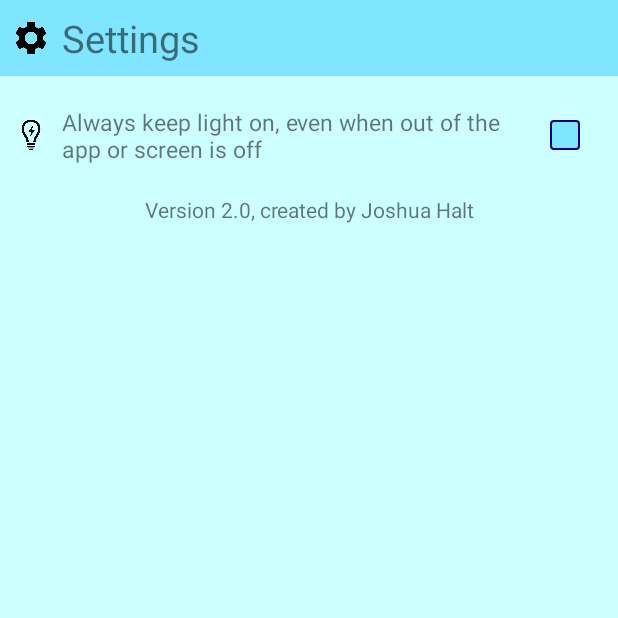
After one commit to JoshuaHalt/LightMyWay, an Android app: the SettingsActivity screen opened directly, with no data from a screen before it, on a phone screen of 412 x 824 dp, the top half of it. The commit adds this screen. Run offline under Robolectric (Android 15) with nearby library versions, the phone set to English and light mode, and no system bars.

Commit message:
- Created Helper class to help with prefs - Added settings screen - Added setting to always keep the light on - Added some default colors

```diff
--- a/app/src/main/AndroidManifest.xml
+++ b/app/src/main/AndroidManifest.xml
@@ -21,6 +21,11 @@
                 <category android:name="android.intent.category.LAUNCHER" />
             </intent-filter>
         </activity>
+
+        <activity
+            android:name=".SettingsActivity"
+            android:screenOrientation="portrait" />
+
     </application>
 
 </manifest>
--- /dev/null
+++ b/app/src/main/java/com/example/joshua/lightmyway/SettingsActivity.java
@@ -0,0 +1,34 @@
+package com.example.joshua.lightmyway;
+
+import android.app.Activity;
+import android.os.Bundle;
+import android.widget.CheckBox;
+import android.widget.CompoundButton;
+
+
+public class SettingsActivity extends Activity {
+    CheckBox cbLightAlwaysOn;
+
+    @Override
+    protected void onCreate(Bundle savedInstanceState) {
+        super.onCreate(savedInstanceState);
+        setContentView(R.layout.activity_settings);
+
+        cbLightAlwaysOn = (CheckBox) findViewById(R.id.cbLightAlwaysOn);
+
+        cbLightAlwaysOn.setOnCheckedChangeListener(cbLightAlwaysOnCheckedChanged);
+
+        if (Helper.getPref(getApplicationContext(), Helper.LIGHT_ALWAYS_ON) == 1)
+            cbLightAlwaysOn.setChecked(true);
+    }
+
+    CheckBox.OnCheckedChangeListener cbLightAlwaysOnCheckedChanged = new CompoundButton.OnCheckedChangeListener() {
+        @Override
+        public void onCheckedChanged(CompoundButton buttonView, boolean isChecked) {
+            if (isChecked)
+                Helper.setPref(getApplicationContext(), Helper.LIGHT_ALWAYS_ON, 1);
+            else
+                Helper.setPref(getApplicationContext(), Helper.LIGHT_ALWAYS_ON, 0);
+        }
+    };
+}
--- /dev/null
+++ b/app/src/main/res/drawable/custom_checkbox.xml
@@ -0,0 +1,31 @@
+<?xml version="1.0" encoding="utf-8"?>
+<selector xmlns:android="http://schemas.android.com/apk/res/android">
+
+    <item android:state_checked="false">
+        <shape android:shape="rectangle">
+            <size android:width="20dp" android:height="20dp" />
+            <solid android:color="@color/teal" />
+            <corners android:radius="2dp" />
+            <stroke android:width="1dp" android:color="@color/buttonBorder" />
+        </shape>
+    </item>
+
+    <item android:state_checked="true">
+        <shape>
+            <size android:width="20dp" android:height="20dp" />
+            <solid android:color="#ccffcc" />
+            <corners android:radius="2dp" />
+            <stroke android:width="1dp" android:color="@color/buttonBorder" />
+        </shape>
+    </item>
+
+    <item>
+        <shape>
+            <size android:width="20dp" android:height="20dp" />
+            <solid android:color="@color/teal" />
+            <corners android:radius="2dp" />
+            <stroke android:width="1dp" android:color="@color/buttonBorder" />
+        </shape>
+    </item>
+
+</selector>
--- a/app/src/main/res/drawable/main_theme_button_background.xml
+++ b/app/src/main/res/drawable/main_theme_button_background.xml
@@ -3,7 +3,7 @@
 
     <item android:state_pressed="false">
         <shape android:shape="rectangle">
-            <stroke android:width="2dp" android:color="#000080" />
+            <stroke android:width="2dp" android:color="@color/buttonBorder" />
             <corners android:radius="5dp" />
             <solid android:color="#b3f0ff" />
         </shape>
@@ -11,9 +11,9 @@
 
     <item android:state_pressed="true">
         <shape android:shape="rectangle">
-            <stroke android:width="4dp" android:color="#000080" />
+            <stroke android:width="4dp" android:color="@color/buttonBorder" />
             <corners android:radius="5dp" />
-            <solid android:color="#80e5ff" />
+            <solid android:color="@color/teal" />
         </shape>
     </item>
 
--- a/app/src/main/res/layout/activity_light_my_way.xml
+++ b/app/src/main/res/layout/activity_light_my_way.xml
@@ -3,7 +3,7 @@
     android:layout_width="match_parent"
     android:layout_height="match_parent"
     android:animateLayoutChanges="true"
-    android:background="#ccffff"
+    android:background="@color/background"
     tools:context=".LightMyWay">
 
     <Button
@@ -25,7 +25,7 @@
         android:padding="@dimen/padding_medium"
         android:text="Light"
         android:textAllCaps="false"
-        android:textColor="#000000"
+        android:textColor="@color/black"
         android:textSize="50sp" />
 
     <TextView
@@ -38,4 +38,5 @@
         android:text="** Light drains the battery more quickly **"
         android:textSize="12sp"
         android:visibility="gone" />
+
 </FrameLayout>
--- /dev/null
+++ b/app/src/main/res/layout/activity_settings.xml
@@ -0,0 +1,75 @@
+<LinearLayout xmlns:android="http://schemas.android.com/apk/res/android"
+    android:layout_width="match_parent"
+    android:layout_height="match_parent"
+    android:animateLayoutChanges="true"
+    android:background="@color/background"
+    android:orientation="vertical">
+
+    <LinearLayout
+        android:layout_width="match_parent"
+        android:layout_height="wrap_content"
+        android:layout_marginBottom="@dimen/padding_medium"
+        android:background="@color/teal"
+        android:gravity="center_vertical"
+        android:padding="@dimen/padding_small">
+
+        <ImageView
+            android:layout_width="25dp"
+            android:layout_height="25dp"
+            android:layout_marginEnd="@dimen/padding_small"
+            android:layout_marginRight="@dimen/padding_small"
+            android:contentDescription="settings_icon"
+            android:src="@drawable/settings" />
+
+        <TextView
+            android:layout_width="wrap_content"
+            android:layout_height="wrap_content"
+            android:gravity="start"
+            android:text="Settings"
+            android:textSize="25sp" />
+
+    </LinearLayout>
+
+    <LinearLayout
+        android:layout_width="match_parent"
+        android:layout_height="wrap_content"
+        android:layout_marginBottom="@dimen/padding_medium"
+        android:gravity="center_vertical"
+        android:orientation="horizontal"
+        android:padding="@dimen/padding_small"
+        android:weightSum="100">
+
+        <ImageView
+            android:layout_width="25dp"
+            android:layout_height="25dp"
+            android:layout_marginEnd="@dimen/padding_small"
+            android:layout_marginRight="@dimen/padding_small"
+            android:contentDescription="settings_icon"
+            android:src="@drawable/light_bulb" />
+
+        <TextView
+            android:layout_width="0dp"
+            android:layout_height="wrap_content"
+            android:layout_marginEnd="@dimen/padding_small"
+            android:layout_marginRight="@dimen/padding_small"
+            android:layout_weight="95"
+            android:gravity="start"
+            android:text="Always keep light on, even when out of the app or screen is off"
+            android:textSize="15sp" />
+
+        <CheckBox
+            android:id="@+id/cbLightAlwaysOn"
+            android:layout_width="wrap_content"
+            android:layout_height="wrap_content"
+            android:background="@drawable/custom_checkbox"
+            android:button="@null" />
+
+    </LinearLayout>
+
+    <TextView
+        android:layout_width="match_parent"
+        android:layout_height="wrap_content"
+        android:gravity="center"
+        android:text="Version 2.0, created by Joshua Halt" />
+
+</LinearLayout>
```
Also changed, not shown: app/src/main/java/com/example/joshua/lightmyway/Helper.java (added, +22 -0 lines), app/src/main/java/com/example/joshua/lightmyway/MainActivity.java (+15 -5 lines), app/src/main/res/values/colors.xml (added, +14 -0 lines), app/src/main/res/drawable/light_bulb.png (added).
